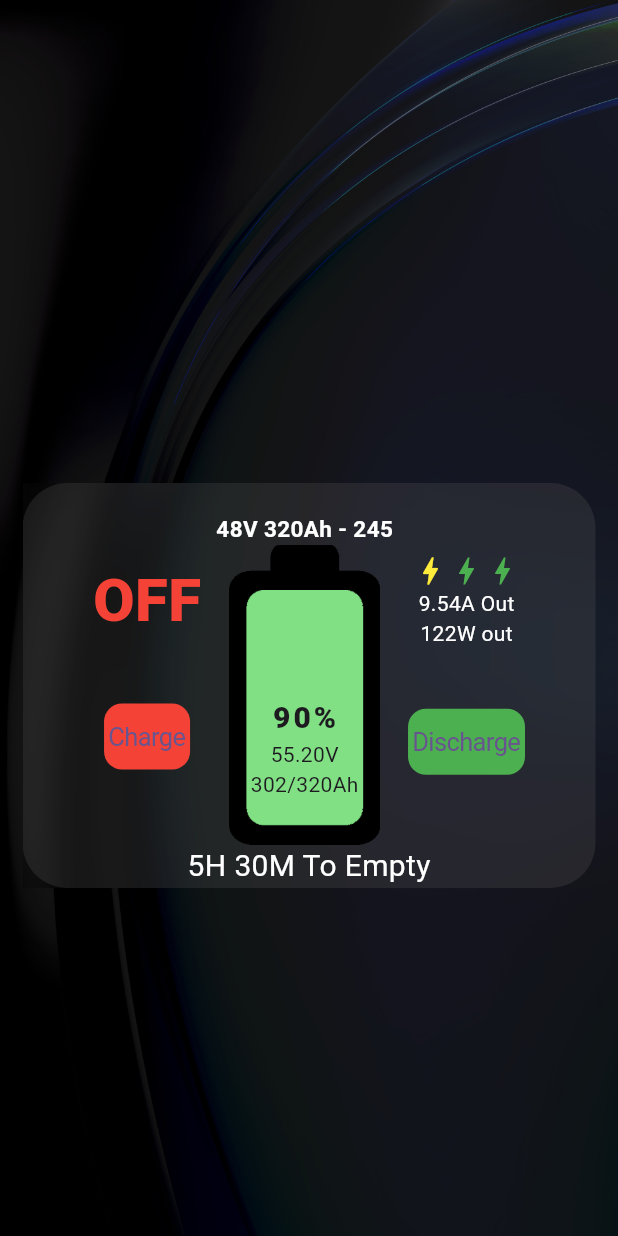
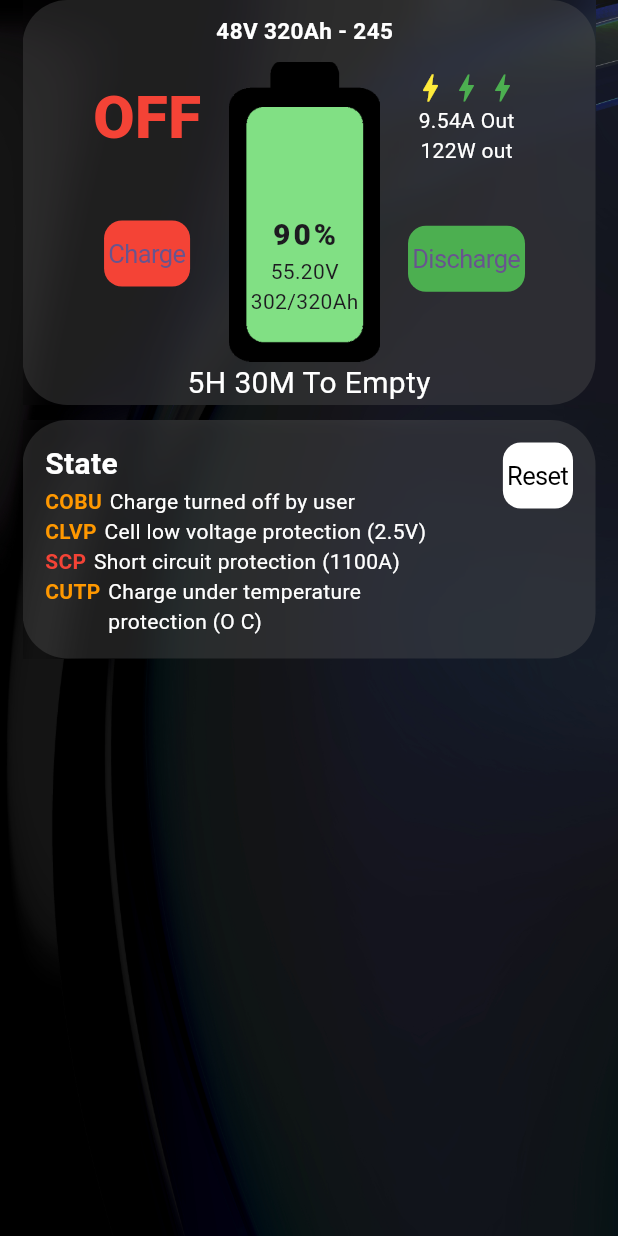
Before and after one commit to SheeloveDol/bluetooth_bms, a Flutter app: the screen it shows after launch, on a phone screen of 412 x 824 dp. Run offline on Flutter 3.47's test engine with Material 3 defaults, Android fonts, the phone set to English and light mode, and no system bars.

Commit message:
States done

```diff
--- a/lib/BState.dart
+++ b/lib/BState.dart
@@ -1,3 +1,6 @@
+import 'dart:ui';
+
+import 'package:flutter/cupertino.dart';
 import 'package:flutter/material.dart';
 import 'src.dart';
 
@@ -10,6 +13,92 @@ class BatteryState extends StatefulWidget {
 class _BatteryStateState extends State<BatteryState> {
   @override
   Widget build(BuildContext context) {
-    return Container();
+    return Container(
+        margin: const EdgeInsets.only(left: 15, right: 15, bottom: 10),
+        child: ClipRect(
+            child: BackdropFilter(
+                filter: ImageFilter.blur(sigmaX: 10, sigmaY: 10),
+                child: Container(
+                  padding: EdgeInsets.all(15),
+                  decoration: BoxDecoration(
+                      color: Color(0x565B5B5B),
+                      borderRadius: BorderRadius.circular(30)),
+                  child: Row(
+                      mainAxisAlignment: MainAxisAlignment.spaceBetween,
+                      crossAxisAlignment: CrossAxisAlignment.start,
+                      children: [
+                        Column(
+                            mainAxisAlignment: MainAxisAlignment.start,
+                            crossAxisAlignment: CrossAxisAlignment.start,
+                            children: [
+                              Text(
+                                "State",
+                                style: TextStyle(
+                                    color: Colors.white,
+                                    fontSize: 20,
+                                    fontWeight: FontWeight.bold),
+                              ),
+                              ActiveStates()
+                            ]),
+                        CupertinoButton(
+                          color: Colors.white,
+                          padding: EdgeInsets.all(3),
+                          onPressed: () {},
+                          child: Text("Reset",
+                              style: TextStyle(color: Colors.black)),
+                        )
+                      ]),
+                ))));
   }
 }
+
+class ActiveStates extends StatefulWidget {
+  const ActiveStates({super.key});
+
+  @override
+  State<StatefulWidget> createState() => _ActiveStatesState();
+}
+
+class _ActiveStatesState extends State<ActiveStates> {
+  List<Widget> states = [];
+  Widget generateStateElement(String title, String description) {
+    Color color = Colors.orange;
+    if (title == "SCP") {
+      color = Colors.red;
+    }
+    if (description.length > 35) {
+      var position = description.indexOf(" ", 23).clamp(0, description.length);
+      description = description.replaceFirst(" ", "\n", position);
+    }
+
+    return Row(crossAxisAlignment: CrossAxisAlignment.start, children: [
+      Text(title, style: TextStyle(color: color, fontWeight: FontWeight.bold)),
+      Padding(padding: EdgeInsets.only(left: 5)),
+      Text(
+        description,
+        style: TextStyle(color: Colors.white),
+        overflow: TextOverflow.visible,
+        softWrap: true,
+      )
+    ]);
+  }
+
+  @override
+  void initState() {
+    // TODO: implement initState
+
+    states.add(generateStateElement("COBU", "Charge turned off by user"));
+    states.add(
+        generateStateElement("CLVP", "Cell low voltage protection (2.5V)"));
+    states.add(generateStateElement("SCP", "Short circuit protection (1100A)"));
+    states.add(generateStateElement(
+        "CUTP", "Charge under temperature protection (O C)"));
+    super.initState();
+  }
+
+  @override
+  Widget build(BuildContext context) {
+    return Column(
+        crossAxisAlignment: CrossAxisAlignment.start, children: states);
+  }
+}
--- a/lib/CState.dart
+++ b/lib/CState.dart
@@ -1,3 +1,5 @@
+import 'dart:ui';
+
 import 'package:flutter/material.dart';
 import 'src.dart';
 
@@ -8,8 +10,40 @@ class CellsState extends StatefulWidget {
 }
 
 class _CellsStateState extends State<CellsState> {
+  List<Widget> cells = [];
+  @override
+  void initState() {
+    // TODO: implement initState
+    super.initState();
+
+    cells.add(Container());
+  }
+
+  Widget grid() {
+    if (cells.length % 4 == 0) {
+      var cols = cells.length / 4;
+      for (var i = 0; i <= cols; i++) {
+        for (var i = 0; i < 5; i++) {
+          var rows = <Widget>[];
+          rows.add(cells[i]);
+          if (i == 4) {}
+        }
+      }
+    }
+    return Row();
+  }
+
   @override
   Widget build(BuildContext context) {
-    return Container();
+    return Container(
+        margin: const EdgeInsets.only(left: 15, right: 15, bottom: 10),
+        child: ClipRect(
+            child: BackdropFilter(
+                filter: ImageFilter.blur(sigmaX: 10, sigmaY: 10),
+                child: Container(
+                    decoration: BoxDecoration(
+                        color: Color(0x565B5B5B),
+                        borderRadius: BorderRadius.circular(30)),
+                    child: grid()))));
   }
 }
--- a/lib/Control.dart
+++ b/lib/Control.dart
@@ -5,7 +5,9 @@ import 'package:flutter/material.dart';
 import 'src.dart';
 
 class BatteryControl extends StatefulWidget {
-  const BatteryControl({super.key});
+  ScrollController controller;
+
+  BatteryControl({super.key, required this.controller});
   @override
   State<StatefulWidget> createState() => _BatteryControlState();
 }
@@ -14,29 +16,34 @@ class _BatteryControlState extends State<BatteryControl> {
   @override
   Widget build(BuildContext context) {
     return Container(
-        margin:
-            const EdgeInsets.only(top: 100, left: 15, right: 15, bottom: 10),
+        margin: const EdgeInsets.only(left: 15, right: 15, bottom: 10),
         child: ClipRect(
             child: BackdropFilter(
                 filter: ImageFilter.blur(sigmaX: 10, sigmaY: 10),
                 child: Container(
                     decoration: BoxDecoration(
-                        color: Color.fromARGB(63, 91, 91, 91),
+                        color: Color(0x565B5B5B),
                         borderRadius: BorderRadius.circular(30)),
                     child: Column(children: [
                       Row(
                           mainAxisAlignment: MainAxisAlignment.center,
-                          children: [Left(), Middle(), Right()]),
-                      Text(
-                        "5H 30M To Empty",
-                        style: TextStyle(color: Colors.white, fontSize: 20),
-                      )
+                          children: [
+                            Left(),
+                            Middle(
+                              controller: widget.controller,
+                            ),
+                            Right()
+                          ]),
+                      Text("5H 30M To Empty",
+                          style: TextStyle(color: Colors.white, fontSize: 20))
                     ])))));
   }
 }
 
 class Right extends StatefulWidget {
-  Right({super.key});
+  Right({
+    super.key,
+  });
   double batteryH = 210;
   @override
   State<StatefulWidget> createState() => _RightState();
@@ -74,7 +81,8 @@ class _RightState extends State<Right> {
 }
 
 class Middle extends StatefulWidget {
-  Middle({super.key});
+  Middle({super.key, required this.controller});
+  ScrollController controller;
   double batteryH = 200;
   @override
   State<StatefulWidget> createState() => _MiddleState();
@@ -82,17 +90,31 @@ class Middle extends StatefulWidget {
 
 class _MiddleState extends State<Middle> {
   String battery_name = "48V 320Ah - 245";
+
+  @override
+  void initState() {
+    // TODO: implement initState
+    super.initState();
+    widget.controller.addListener(() {
+      setState(() {
+        widget.batteryH -= widget.controller.offset;
+      });
+    });
+  }
+
   @override
   Widget build(BuildContext context) {
     int level = 0;
+
     return Container(
-      padding: EdgeInsets.only(top: 20, right: 10, left: 10),
+      padding: EdgeInsets.only(top: 10, right: 10, left: 10),
       child: Column(children: [
         Text(battery_name,
             style: TextStyle(
                 fontSize: 15,
                 fontWeight: FontWeight.bold,
                 color: Colors.white)),
+        Padding(padding: EdgeInsets.only(bottom: 10)),
         Stack(alignment: Alignment.bottomCenter, children: [
           Container(
             decoration: BoxDecoration(
--- a/lib/main.dart
+++ b/lib/main.dart
@@ -3,6 +3,7 @@
 import 'package:bluetooth_bms/Control.dart';
 import 'package:bluetooth_bms/Records.dart';
 import 'package:bluetooth_bms/TempData.dart';
+import 'package:flutter/gestures.dart';
 import 'package:flutter/material.dart';
 
 void main() {
@@ -33,23 +34,25 @@
 }
 
 class _MyHomePageState extends State<MyHomePage> {
+  ScrollController controller = ScrollController();
   @override
   Widget build(BuildContext context) {
     return Scaffold(
-        body: Container(
+        body: Listener(
+            child: Container(
       decoration: BoxDecoration(
           image: DecorationImage(
               image: AssetImage("assets/bg.jpeg"), fit: BoxFit.cover)),
-      child: Column(
-          mainAxisAlignment: MainAxisAlignment.center,
-          crossAxisAlignment: CrossAxisAlignment.center,
+      child: ListView(
+          physics: const ClampingScrollPhysics(),
+          controller: controller,
           children: <Widget>[
-            BatteryControl(),
+            BatteryControl(controller: controller),
             BatteryState(),
             CellsState(),
             Temperatures(),
             Reports()
           ]),
-    ));
+    )));
   }
 }
```
